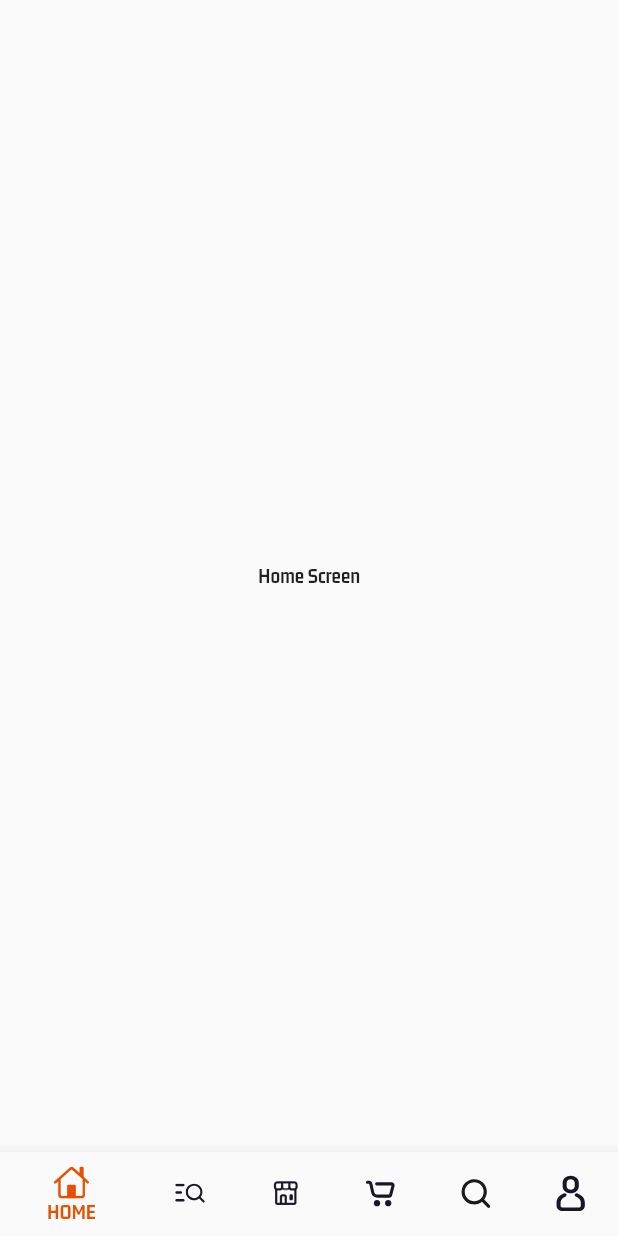
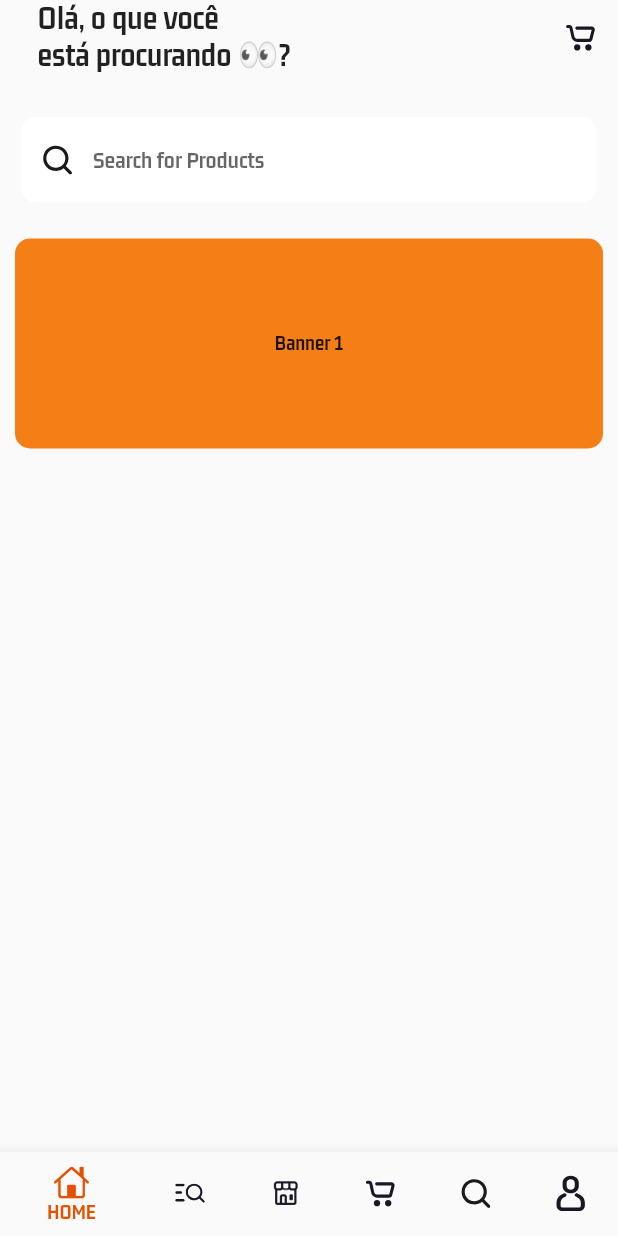
Before and after one commit to tdskrn/marques_construcao, a Flutter app: the screen it shows after launch, on a phone screen of 412 x 824 dp. Run offline on Flutter 3.47's test engine with Material 2 defaults, Android fonts, the phone set to English and light mode, and no system bars; our stand-ins replace firebase_core, flutter_svg; accounts and stored records are empty.

Commit message:
config firebase and banners

```diff
--- a/lib/main.dart
+++ b/lib/main.dart
@@ -1,8 +1,12 @@
+import 'package:firebase_core/firebase_core.dart';
 import 'package:flutter/material.dart';
 import 'package:flutter/services.dart';
+import 'package:marques_construcao/firebase_options.dart';
 import 'package:marques_construcao/views/buyers/main_screen.dart';
 
-void main() {
+Future<void> main() async {
+  WidgetsFlutterBinding.ensureInitialized();
+  await Firebase.initializeApp(options: DefaultFirebaseOptions.currentPlatform);
   runApp(const MyApp());
 }
 
--- a/lib/views/buyers/nav_screens/home_screen.dart
+++ b/lib/views/buyers/nav_screens/home_screen.dart
@@ -1,12 +1,22 @@
 import 'package:flutter/material.dart';
+import 'package:marques_construcao/views/buyers/nav_screens/widgets/banner_widget.dart';
+import 'package:marques_construcao/views/buyers/nav_screens/widgets/search_input_widget.dart';
+import 'package:marques_construcao/views/buyers/nav_screens/widgets/welcome_text_widget.dart';
 
 class HomeScreen extends StatelessWidget {
   const HomeScreen({super.key});
 
   @override
   Widget build(BuildContext context) {
-    return Center(
-      child: Text('Home Screen'),
+    return Column(
+      children: [
+        WelcomeText(),
+        SizedBox(
+          height: 14,
+        ),
+        SearchInputWidget(),
+        BannerWidget()
+      ],
     );
   }
 }
--- /dev/null
+++ b/lib/views/buyers/nav_screens/widgets/banner_widget.dart
@@ -0,0 +1,27 @@
+import 'package:flutter/material.dart';
+
+class BannerWidget extends StatelessWidget {
+  const BannerWidget({super.key});
+
+  @override
+  Widget build(BuildContext context) {
+    return Padding(
+      padding: const EdgeInsets.all(10),
+      child: Container(
+        height: 140,
+        width: double.infinity,
+        decoration: BoxDecoration(
+          color: Colors.yellow.shade900,
+          borderRadius: BorderRadius.circular(10),
+        ),
+        child: PageView(
+          children: [
+            Center(child: Text('Banner 1')),
+            Center(child: Text('Banner 1')),
+            Center(child: Text('Banner 1')),
+          ],
+        ),
+      ),
+    );
+  }
+}
--- /dev/null
+++ b/lib/views/buyers/nav_screens/widgets/search_input_widget.dart
@@ -0,0 +1,35 @@
+import 'package:flutter/material.dart';
+import 'package:flutter_svg/svg.dart';
+
+class SearchInputWidget extends StatelessWidget {
+  const SearchInputWidget({
+    Key? key,
+  }) : super(key: key);
+
+  @override
+  Widget build(BuildContext context) {
+    return Padding(
+      padding: const EdgeInsets.all(14.0),
+      child: ClipRRect(
+        borderRadius: BorderRadius.circular(10),
+        child: TextField(
+          decoration: InputDecoration(
+            fillColor: Colors.white,
+            filled: true,
+            hintText: 'Search for Products',
+            border: OutlineInputBorder(
+              borderSide: BorderSide.none,
+            ),
+            prefixIcon: Padding(
+              padding: const EdgeInsets.all(14.0),
+              child: SvgPicture.asset(
+                'assets/icons/search.svg',
+                width: 10,
+              ),
+            ),
+          ),
+        ),
+      ),
+    );
+  }
+}
--- /dev/null
+++ b/lib/views/buyers/nav_screens/widgets/welcome_text_widget.dart
@@ -0,0 +1,37 @@
+import 'package:flutter/material.dart';
+import 'package:flutter_svg/svg.dart';
+
+class WelcomeText extends StatelessWidget {
+  const WelcomeText({
+    Key? key,
+  }) : super(key: key);
+
+  @override
+  Widget build(BuildContext context) {
+    return Padding(
+      padding: EdgeInsets.only(
+        top: MediaQuery.of(context).padding.top,
+        left: 25,
+        right: 15,
+      ),
+      child: Row(
+        mainAxisAlignment: MainAxisAlignment.spaceBetween,
+        children: <Widget>[
+          Text(
+            'Olá, o que você \nestá procurando 👀?',
+            style: TextStyle(
+              fontSize: 22,
+              fontWeight: FontWeight.bold,
+            ),
+          ),
+          Container(
+            child: SvgPicture.asset(
+              'assets/icons/cart.svg',
+              width: 20,
+            ),
+          )
+        ],
+      ),
+    );
+  }
+}
--- a/pubspec.yaml
+++ b/pubspec.yaml
@@ -36,8 +36,12 @@ dependencies:
   # The following adds the Cupertino Icons font to your application.
   # Use with the CupertinoIcons class for iOS style icons.
   cupertino_icons: ^1.0.2
+  flutter_svg: ^1.1.6
   firebase_core: ^2.7.1
-  flutter_svg: ^1.1.6
+  cloud_firestore: ^4.4.4
+  firebase_auth: ^4.2.10
+  firebase_storage: ^11.0.15
+  image_picker: ^0.8.7
 
 dev_dependencies:
   flutter_test:
```
Also changed, not shown: pubspec.lock, 2 other files.
